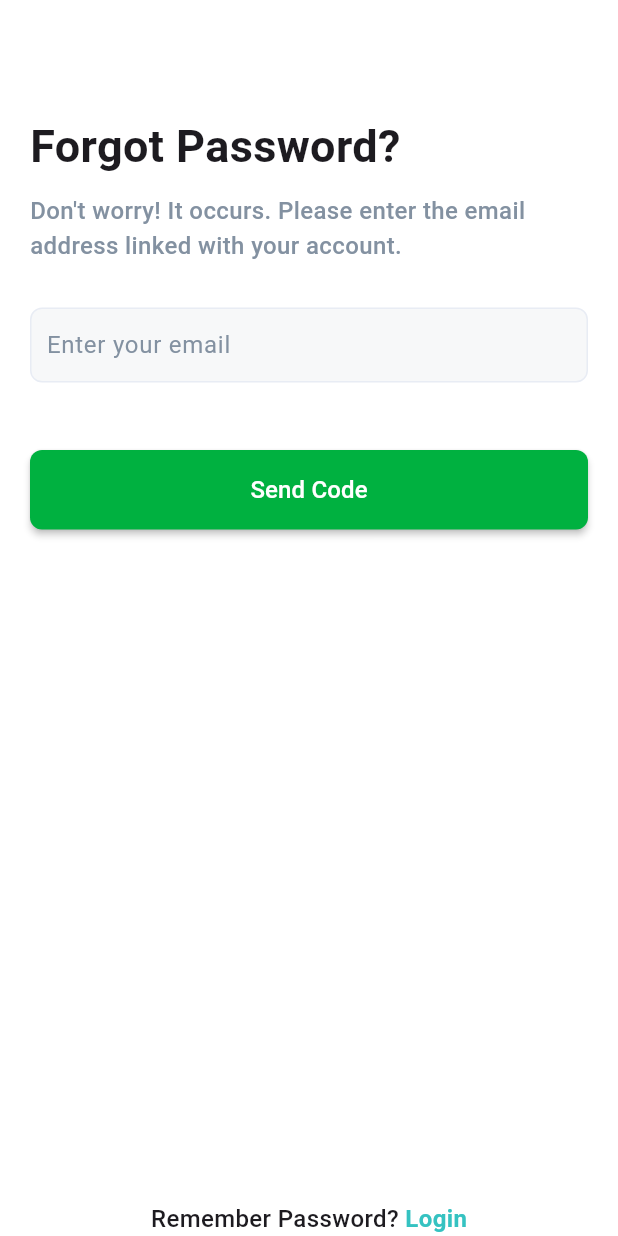
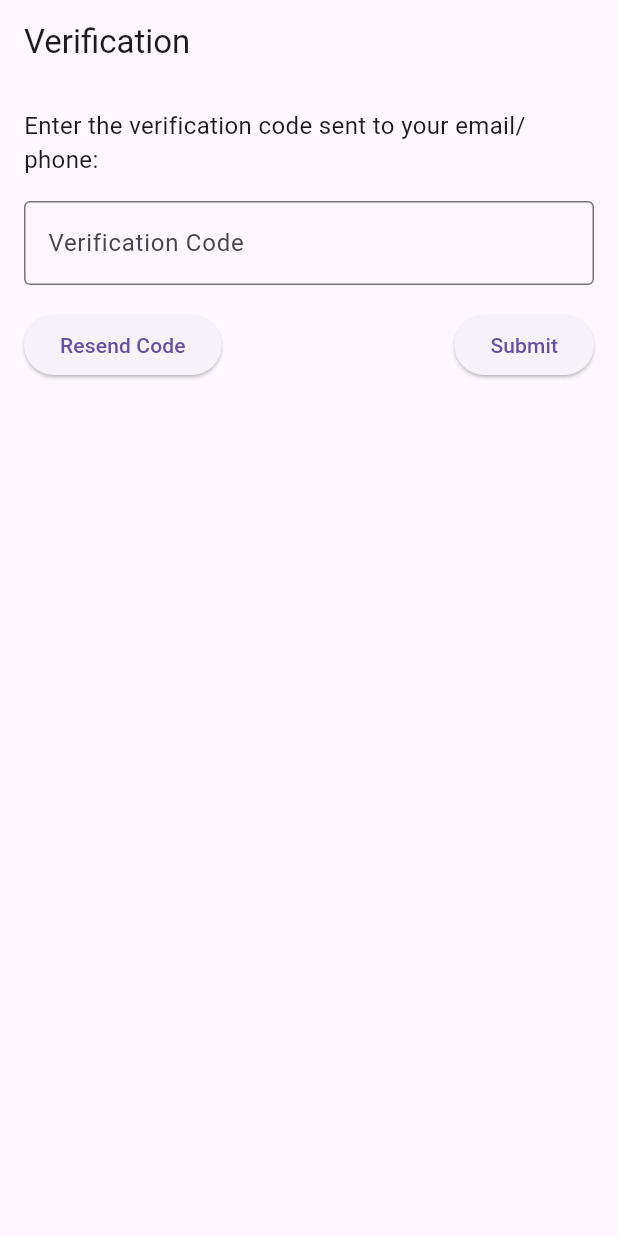
Before and after one commit to 1772hojaz/share_plate, a Flutter app: the screen it shows after launch, on a phone screen of 412 x 824 dp. Run offline on Flutter 3.47's test engine with Material 3 defaults, Android fonts, the phone set to English and light mode, and no system bars; project files that could hold a hidden picture were left out.

Commit message:
verification page

```diff
--- a/lib/main.dart
+++ b/lib/main.dart
@@ -1,5 +1,4 @@
 import 'package:flutter/material.dart';
-import 'package:share_plate/UI/fogot_password.dart';
 
 void main() {
   runApp(const MyApp());
@@ -11,8 +10,64 @@ class MyApp extends StatelessWidget {
   @override
   Widget build(BuildContext context) {
     return MaterialApp(
-      debugShowCheckedModeBanner: false,
-      home: ForgotPasswordScreen(),
+      home: Scaffold(
+        appBar: AppBar(
+          title: const Text('Verification'),
+        ),
+        body: const VerificationPage(),
+      ),
     );
   }
 }
+
+class VerificationPage extends StatelessWidget {
+  const VerificationPage({super.key});
+
+  @override
+  Widget build(BuildContext context) {
+    return Padding(
+      padding: const EdgeInsets.all(16.0),
+      child: Column(
+        crossAxisAlignment: CrossAxisAlignment.start,
+        children: [
+          const Text(
+            'Enter the verification code sent to your email/phone:',
+            style: TextStyle(fontSize: 16),
+          ),
+          const SizedBox(height: 16),
+          const TextField(
+            keyboardType: TextInputType.number,
+            decoration: InputDecoration(
+              labelText: 'Verification Code',
+              border: OutlineInputBorder(),
+            ),
+          ),
+          const SizedBox(height: 16),
+          Row(
+            mainAxisAlignment: MainAxisAlignment.spaceBetween,
+            children: [
+              ElevatedButton(
+                onPressed: () {
+                  // Resend code logic
+                },
+                child: const Text('Resend Code'),
+              ),
+              ElevatedButton(
+                onPressed: () {
+                  // Submit code logic
+                  ScaffoldMessenger.of(context).showSnackBar(
+                    const SnackBar(
+                      content: Text('Verification successful!'),
+                      duration: Duration(seconds: 2),
+                    ),
+                  );
+                },
+                child: const Text('Submit'),
+              ),
+            ],
+          ),
+        ],
+      ),
+    );
+  }
+}
```
